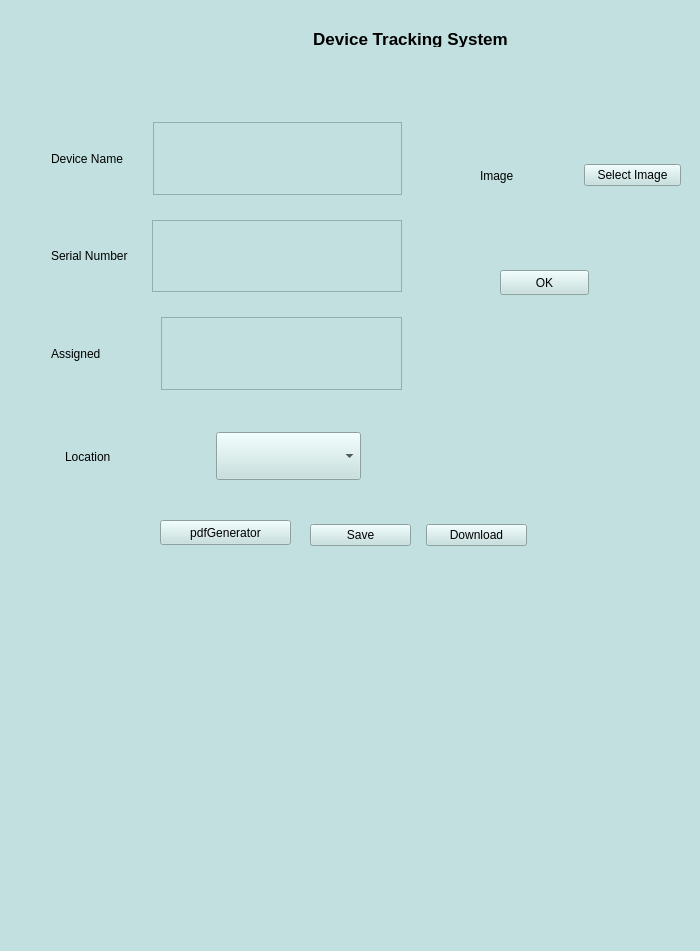
The window that Device_tracking_system/tracker/mainwindow.ui (Tanmay123-sp/QT) describes before a commit, drawn with Qt 5.
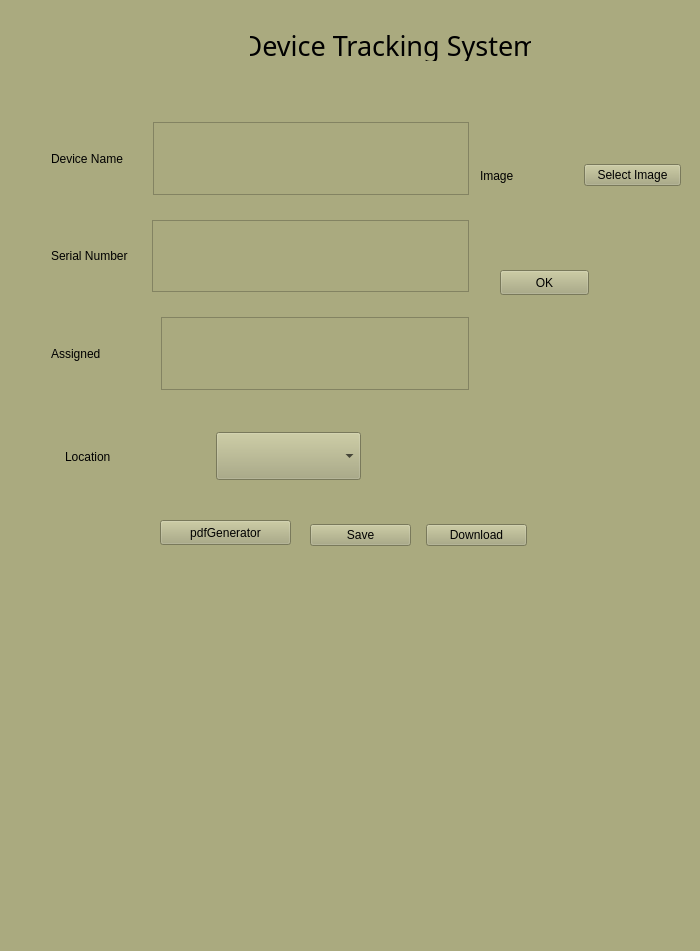
The same window after the commit.

Patch:
```diff
--- a/Device_tracking_system/tracker/mainwindow.ui
+++ b/Device_tracking_system/tracker/mainwindow.ui
@@ -20,26 +20,31 @@
    <string>MainWindow</string>
   </property>
   <property name="styleSheet">
-   <string notr="true">background-color: rgb(194, 224, 223);</string>
+   <string notr="true">background-color:rgb(170, 170, 127)</string>
   </property>
   <widget class="QWidget" name="centralwidget">
    <widget class="QLabel" name="label">
     <property name="geometry">
      <rect>
-      <x>310</x>
+      <x>250</x>
       <y>30</y>
-      <width>201</width>
-      <height>17</height>
+      <width>281</width>
+      <height>31</height>
      </rect>
     </property>
     <property name="font">
      <font>
-      <pointsize>13</pointsize>
-      <bold>true</bold>
+      <family>Sitka Banner</family>
+      <pointsize>20</pointsize>
+      <italic>false</italic>
+      <bold>false</bold>
      </font>
     </property>
     <property name="layoutDirection">
-     <enum>Qt::LeftToRight</enum>
+     <enum>Qt::LayoutDirection::LeftToRight</enum>
+    </property>
+    <property name="styleSheet">
+     <string notr="true">font: 20pt &quot;Sitka Banner&quot;;</string>
     </property>
     <property name="text">
      <string>Device Tracking System</string>
@@ -63,6 +68,9 @@
     <layout class="QHBoxLayout" name="horizontalLayout_5">
      <item>
       <widget class="QLabel" name="image">
+       <property name="styleSheet">
+        <string notr="true">font: 12pt &quot;Segoe UI&quot;;</string>
+       </property>
        <property name="text">
         <string>Image</string>
        </property>
@@ -92,6 +100,9 @@
      </property>
      <item>
       <widget class="QPushButton" name="saveButton">
+       <property name="styleSheet">
+        <string notr="true">font: 11pt &quot;Segoe UI&quot;;</string>
+       </property>
        <property name="text">
         <string>Save</string>
        </property>
@@ -99,6 +110,9 @@
      </item>
      <item>
       <widget class="QPushButton" name="downloadButton">
+       <property name="styleSheet">
+        <string notr="true">font: 11pt &quot;Segoe UI&quot;;</string>
+       </property>
        <property name="text">
         <string>Download</string>
        </property>
@@ -111,7 +125,7 @@
      <rect>
       <x>51</x>
       <y>122</y>
-      <width>351</width>
+      <width>418</width>
       <height>268</height>
      </rect>
     </property>
@@ -126,6 +140,9 @@
        </property>
        <item>
         <widget class="QLabel" name="deviceName">
+         <property name="styleSheet">
+          <string notr="true">font: 12pt &quot;Segoe UI&quot;;</string>
+         </property>
          <property name="text">
           <string>Device Name</string>
          </property>
@@ -143,6 +160,9 @@
        </property>
        <item>
         <widget class="QLabel" name="serialNo">
+         <property name="styleSheet">
+          <string notr="true">font: 12pt &quot;Segoe UI&quot;;</string>
+         </property>
          <property name="text">
           <string>Serial Number</string>
          </property>
@@ -164,6 +184,9 @@
        </property>
        <item>
         <widget class="QLabel" name="assign">
+         <property name="styleSheet">
+          <string notr="true">font: 12pt &quot;Segoe UI&quot;;</string>
+         </property>
          <property name="text">
           <string>Assigned</string>
          </property>
@@ -194,6 +217,9 @@
      </property>
      <item>
       <widget class="QLabel" name="location">
+       <property name="styleSheet">
+        <string notr="true">font: 12pt &quot;Segoe UI&quot;;</string>
+       </property>
        <property name="text">
         <string>Location</string>
        </property>
@@ -230,6 +256,9 @@
       <height>25</height>
      </rect>
     </property>
+    <property name="styleSheet">
+     <string notr="true">font: 11pt &quot;Segoe UI&quot;;</string>
+    </property>
     <property name="text">
      <string>pdfGenerator</string>
     </property>
```
Left out of the diff: 4 changed lines with no effect on the pictures.
